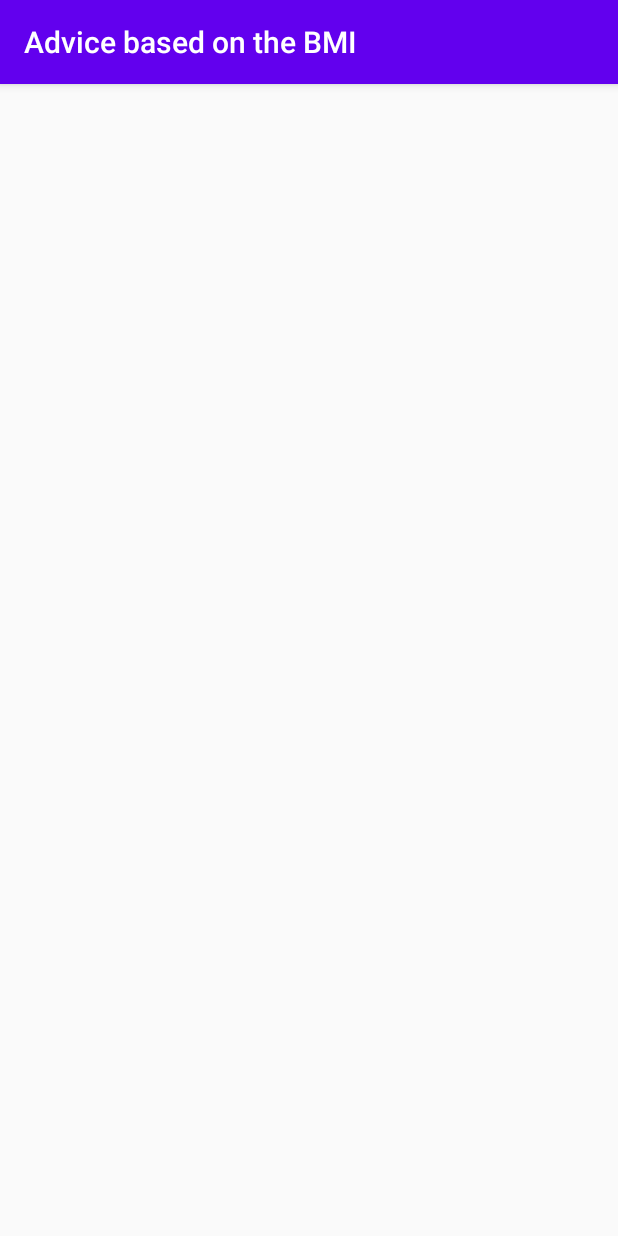
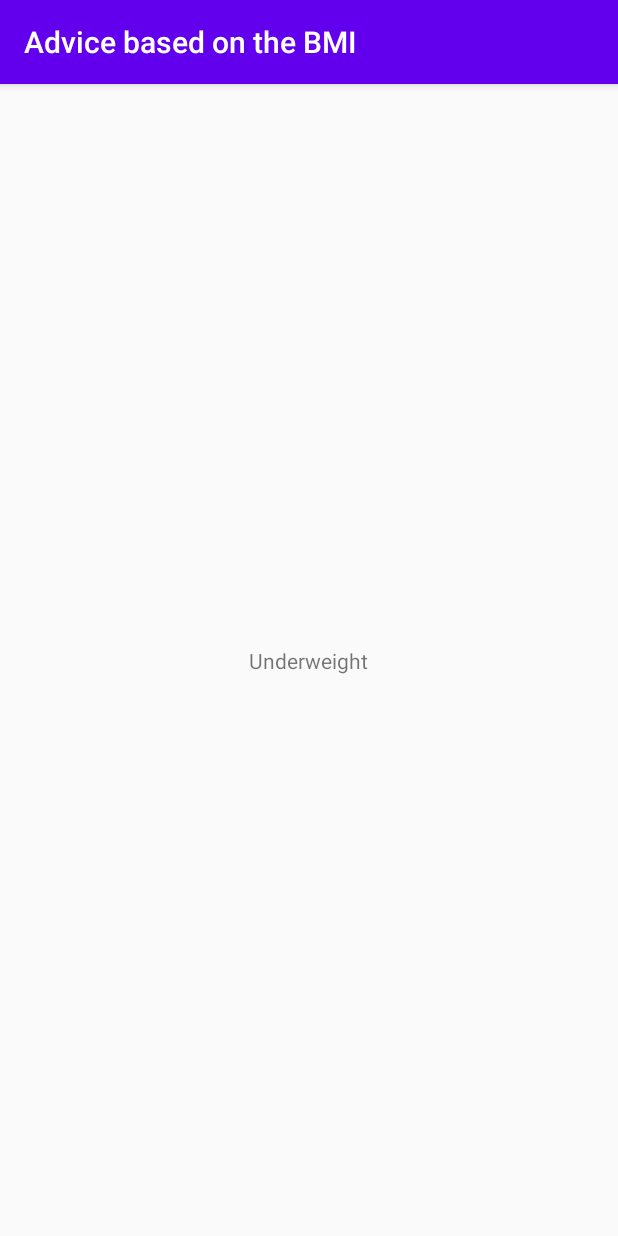
Before and after one commit to nocaed/BMICalculator, an Android app: the AdviceActivity screen opened directly, with no data from a screen before it, on a phone screen of 412 x 824 dp. Run offline under Robolectric (Android 15) with nearby library versions, the phone set to English and light mode, and no system bars.

Commit message:
Add files via upload

```diff
--- a/app/src/main/res/layout/activity_advice.xml
+++ b/app/src/main/res/layout/activity_advice.xml
@@ -4,4 +4,21 @@
     xmlns:tools="http://schemas.android.com/tools"
     android:layout_width="match_parent"
     android:layout_height="match_parent"
-    tools:context=".AdviceActivity"/>
+    tools:context=".AdviceActivity">
+
+    <TextView
+        android:id="@+id/adviceText"
+        android:layout_width="wrap_content"
+        android:layout_height="wrap_content"
+        android:layout_marginStart="205dp"
+        android:layout_marginLeft="205dp"
+        android:layout_marginTop="356dp"
+        android:layout_marginEnd="206dp"
+        android:layout_marginRight="206dp"
+        android:layout_marginBottom="356dp"
+        android:text="Text"
+        app:layout_constraintBottom_toBottomOf="parent"
+        app:layout_constraintEnd_toEndOf="parent"
+        app:layout_constraintStart_toStartOf="parent"
+        app:layout_constraintTop_toTopOf="parent" />
+</androidx.constraintlayout.widget.ConstraintLayout>
```
